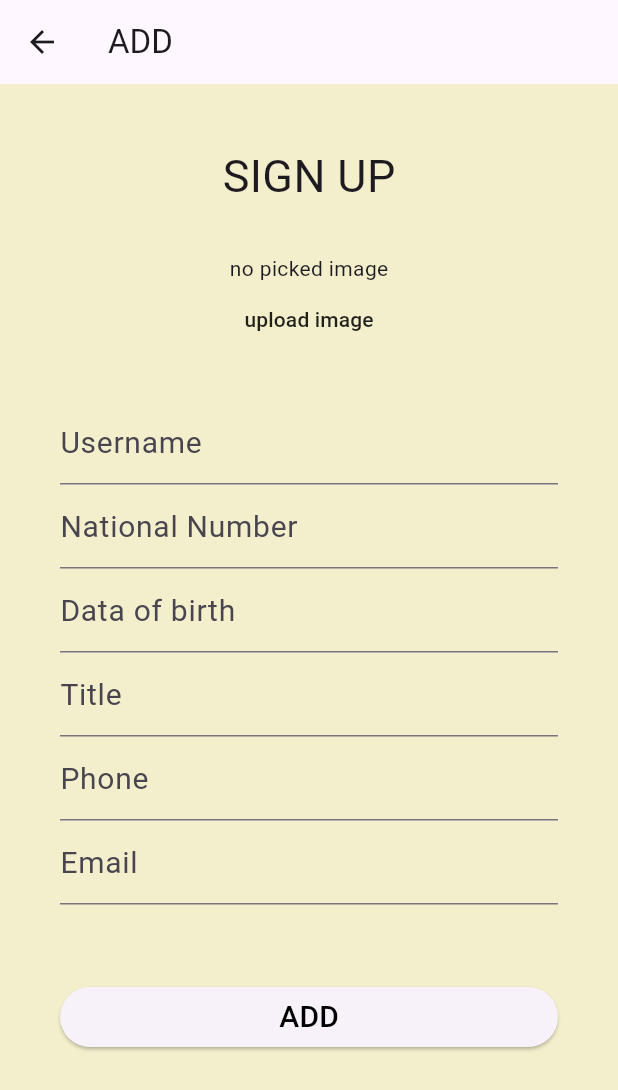
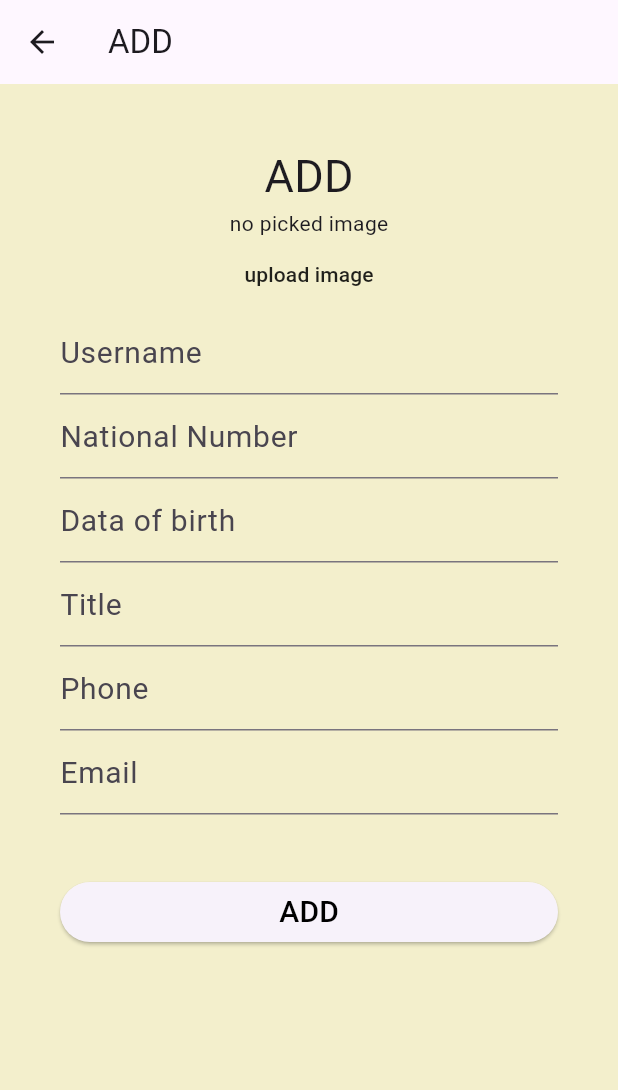
Before and after one commit to suhashehade/Registration_System_Flutter, a Flutter app: the SignUp screen opened by its route, on a phone screen of 412 x 824 dp. Shown: the top 1090 px of the screen. Run offline on Flutter 3.47's test engine with Material 3 defaults, Android fonts, the phone set to English and light mode, and no system bars; our stand-ins replace firebase_auth, firebase_core, get, google_sign_in, image_picker, pdf and 3 more; missing offline and left inert: flutter_facebook_auth, flutter_pdfview, iconify_flutter; accounts and stored records are empty; statements that could not run were skipped.

```diff
--- a/lib/main.dart
+++ b/lib/main.dart
@@ -23,6 +23,7 @@ void main() async {
   await Firebase.initializeApp(
     options: DefaultFirebaseOptions.currentPlatform,
   );
+
   prefs = await SharedPreferences.getInstance();
   db = DB();
   Get.put(SideBarController());
--- a/lib/pages/sign_up.dart
+++ b/lib/pages/sign_up.dart
@@ -37,14 +37,12 @@ class SignUp extends GetView<AuthController> {
       emailController.text = Get.arguments.user.email;
     }
     return Scaffold(
-      appBar: Get.arguments == null && prefs!.getString('email') == null
-          ? null
-          : Get.arguments == null && prefs!.getString('email') != null
+      appBar: prefs!.getBool('isLogin') != null
+          ? Get.arguments == null
               ? AppBar(
                   title: const Text("ADD"),
                 )
-              : Get.arguments != null && prefs!.getString('email') != null
-                  ? AppBar(
+              : AppBar(
                   title: const Text("UPDATE"),
                 )
           : null,
@@ -57,9 +55,10 @@ class SignUp extends GetView<AuthController> {
               child: Column(
                 mainAxisAlignment: MainAxisAlignment.center,
                 children: <Widget>[
-                  Get.arguments == null
+                  prefs!.getBool('isLogin') != null
+                      ? Get.arguments == null
                           ? const Text(
-                          'SIGN UP',
+                              'ADD',
                               style: TextStyle(
                                 fontSize: 30.0,
                               ),
@@ -69,13 +68,14 @@ class SignUp extends GetView<AuthController> {
                               style: TextStyle(
                                 fontSize: 30.0,
                               ),
+                            )
+                      : const Text(
+                          'SIGN UP',
+                          style: TextStyle(
+                            fontSize: 30.0,
                           ),
-                  const SizedBox(
-                    height: 30.0,
                         ),
-                  GetX<FileUploadController>(
-                      builder: (FileUploadController controller) {
-                    return controller.imagePath!.value == ''
+                  fileUploadController.imagePath!.value == ''
                       ? const Text('no picked image')
                       : GetX<FileUploadController>(
                           builder: (FileUploadController controller) {
@@ -85,16 +85,12 @@ class SignUp extends GetView<AuthController> {
                             child:
                                 Image.file(File(controller.imagePath!.value)),
                           );
-                          });
                         }),
                   MaterialButton(
                     onPressed: () {
                       fileUploadController.uplaodImage();
                     },
                     child: const Text('upload image'),
-                  ),
-                  const SizedBox(
-                    height: 30.0,
                   ),
                   TextFormField(
                     controller: nameController,
@@ -206,7 +202,7 @@ class SignUp extends GetView<AuthController> {
                         style: const TextStyle(color: Colors.red));
                   }),
                   const SizedBox(
-                    height: 20.0,
+                    height: 10.0,
                   ),
                   Column(
                     crossAxisAlignment: CrossAxisAlignment.stretch,
@@ -238,7 +234,7 @@ class SignUp extends GetView<AuthController> {
                                   phoneController.text = '';
                                   emailController.text = '';
 
-                                  prefs!.getString('email') == null
+                                  prefs!.getBool('isLogin') == null
                                       ? Get.snackbar(
                                           "DONE",
                                           "Sign Up successfully, you can login now",
@@ -269,7 +265,7 @@ class SignUp extends GetView<AuthController> {
                             }
                           }
                         },
-                        child: prefs!.getString('email') == null
+                        child: prefs!.getBool('isLogin') == null
                             ? const Text(
                                 'SIGN UP',
                                 style: TextStyle(
@@ -296,9 +292,9 @@ class SignUp extends GetView<AuthController> {
                     ],
                   ),
                   const SizedBox(
-                    height: 20.0,
+                    height: 10.0,
                   ),
-                  prefs!.getString('email') == null
+                  prefs!.getBool('isLogin') == null
                       ? Row(
                           children: <Widget>[
                             const Text(
```
Also changed, not shown: lib/controllers/auth_controller.dart (+19 -18 lines), lib/pages/login.dart (+7 -4 lines). Lines whose indentation alone changed are shown as unchanged.
